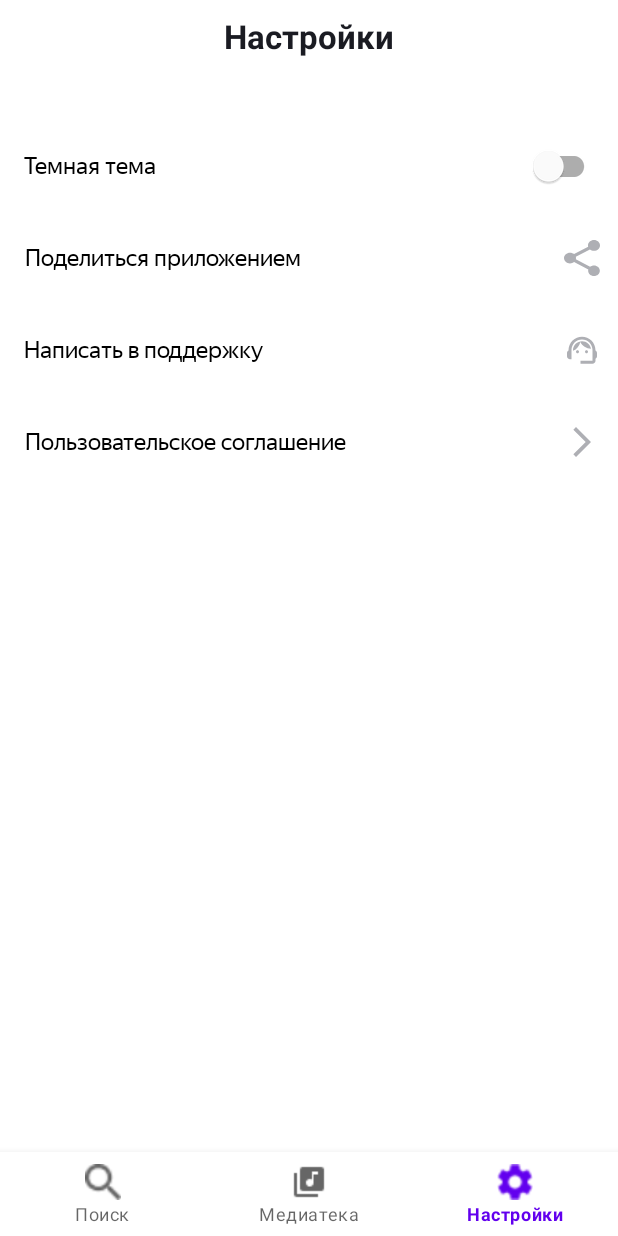
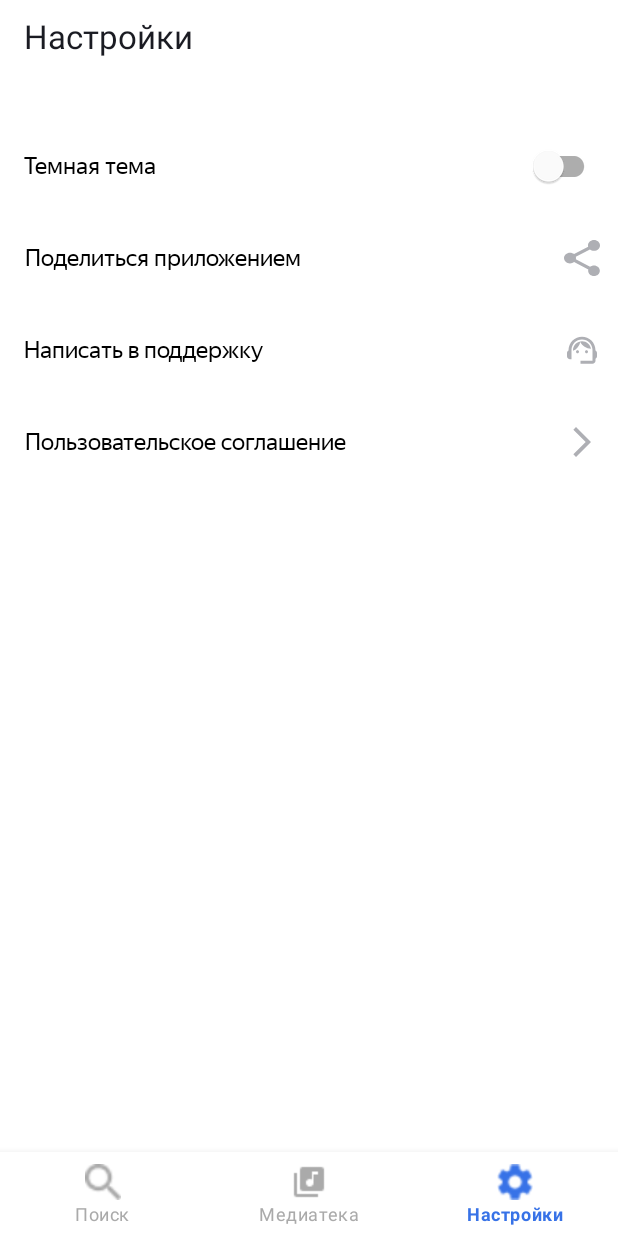
Before and after one commit to Vladi1989/Playlist_Maker_03042024, an Android app: the screen it shows after launch (MainActivity), item 3 of the bottom bar chosen, on a phone screen of 412 x 824 dp. Run offline under Robolectric (Android 15) with nearby library versions, the phone set to English and light mode, and no system bars.

Commit message:
Finished sprint 19

```diff
--- a/app/src/main/java/com/spase_y/playlistmaker05022024/main/ui/MainActivity.kt
+++ b/app/src/main/java/com/spase_y/playlistmaker05022024/main/ui/MainActivity.kt
@@ -9,51 +9,62 @@ import com.spase_y.playlistmaker05022024.search.ui.presentation.SearchFragment
 import com.spase_y.playlistmaker05022024.settings.ui.presentation.SettingsFragment
 
 class MainActivity : AppCompatActivity() {
+
+    private lateinit var bottomNavigationView: BottomNavigationView
+
     override fun onCreate(savedInstanceState: Bundle?) {
         super.onCreate(savedInstanceState)
         setContentView(R.layout.activity_main)
 
-//        val settings = findViewById<TextView>(R.id.setting)
-//        settings.setOnClickListener {
-//            startActivity(Intent(this, SettingsActivity::class.java))
-//        }
-//        val mediateka = findViewById<TextView>(R.id.mediateka)
-//        mediateka.setOnClickListener {
-//            startActivity(Intent(this, LibraryActivity::class.java))
-//        }
-//        val find = findViewById<TextView>(R.id.find)
-//        find.setOnClickListener {
-//            startActivity(Intent(this, SearchActivity::class.java))
-//        }
-        supportFragmentManager.beginTransaction().replace(R.id.fragmentContainerView,
-            MediatekaFragment()
-        ).commit()
-        val bottom_navigation = findViewById<BottomNavigationView>(R.id.bottom_navigation)
-        bottom_navigation.setOnNavigationItemSelectedListener {
-            item ->
-            when (item.itemId){
+        bottomNavigationView = findViewById(R.id.bottom_navigation)
+
+        if (savedInstanceState == null) {
+            supportFragmentManager.beginTransaction().replace(
+                R.id.fragmentContainerView,
+                MediatekaFragment()
+            ).commit()
+            bottomNavigationView.selectedItemId = R.id.mediateka_fragment
+        } else {
+            val selectedItemId = savedInstanceState.getInt("selectedItemId", R.id.mediateka_fragment)
+            bottomNavigationView.selectedItemId = selectedItemId
+        }
+
+        bottomNavigationView.setOnNavigationItemSelectedListener { item ->
+            when (item.itemId) {
                 R.id.search_fragment -> {
-                    supportFragmentManager.beginTransaction().replace(R.id.fragmentContainerView,
+                    supportFragmentManager.beginTransaction().replace(
+                        R.id.fragmentContainerView,
                         SearchFragment()
                     ).commit()
                     true
                 }
                 R.id.settings_fragment -> {
-                    supportFragmentManager.beginTransaction().replace(R.id.fragmentContainerView,
+                    supportFragmentManager.beginTransaction().replace(
+                        R.id.fragmentContainerView,
                         SettingsFragment()
                     ).commit()
-                true
+                    true
                 }
                 R.id.mediateka_fragment -> {
-                    supportFragmentManager.beginTransaction().replace(R.id.fragmentContainerView,
+                    supportFragmentManager.beginTransaction().replace(
+                        R.id.fragmentContainerView,
                         MediatekaFragment()
                     ).commit()
                     true
                 }
-                else -> {
-                    false
-                }
+                else -> false
             }
         }
     }
+
+    override fun onSaveInstanceState(outState: Bundle) {
+        super.onSaveInstanceState(outState)
+        outState.putInt("selectedItemId", bottomNavigationView.selectedItemId)
+    }
+
+    override fun onRestoreInstanceState(savedInstanceState: Bundle) {
+        super.onRestoreInstanceState(savedInstanceState)
+        val selectedItemId = savedInstanceState.getInt("selectedItemId", R.id.mediateka_fragment)
+        bottomNavigationView.selectedItemId = selectedItemId
+    }
 }
--- a/app/src/main/java/com/spase_y/playlistmaker05022024/search/ui/presentation/SearchFragment.kt
+++ b/app/src/main/java/com/spase_y/playlistmaker05022024/search/ui/presentation/SearchFragment.kt
@@ -115,6 +115,7 @@ class SearchFragment : Fragment() {
             editText.setText("")
             val inputMethodManager = requireContext().getSystemService(Context.INPUT_METHOD_SERVICE) as InputMethodManager
             inputMethodManager.hideSoftInputFromWindow(editText.windowToken, 0)
+            clHistory.visibility = View.GONE
         }
 
         editText.requestFocus()
@@ -219,6 +220,7 @@ class SearchFragment : Fragment() {
         progressBar.visibility = View.GONE
         noInternet.visibility = View.GONE
         clNotFound.visibility = View.VISIBLE
+
         searchTrackAdapter.listTracks = arrayListOf()
         searchTrackAdapter.notifyDataSetChanged()
     }
--- /dev/null
+++ b/app/src/main/res/drawable/bottom_nav_colors.xml
@@ -0,0 +1,9 @@
+<?xml version="1.0" encoding="utf-8"?>
+<selector xmlns:android="http://schemas.android.com/apk/res/android">
+    <item
+        android:color="@color/colorPrimary"
+        android:state_checked="true" />
+    <item
+        android:color="@android:color/darker_gray"
+        android:state_checked="false" />
+</selector>
--- a/app/src/main/res/layout/activity_main.xml
+++ b/app/src/main/res/layout/activity_main.xml
@@ -7,58 +7,6 @@
     style="@style/main_cl_style2"
     tools:context=".main.ui.MainActivity">
 
-<!--    <TextView-->
-<!--        android:layout_width="wrap_content"-->
-<!--        android:layout_height="wrap_content"-->
-<!--        android:layout_marginTop="@dimen/playlist_maker_margin"-->
-<!--        android:layout_marginStart="@dimen/playlist_maker_margin"-->
-<!--        android:text="@string/playlist_maker"-->
-<!--        android:textColor="@color/white"-->
-<!--        android:textSize="@dimen/playlist_maker_size"-->
-<!--        app:layout_constraintStart_toStartOf="parent"-->
-<!--        app:layout_constraintTop_toTopOf="parent" />-->
-<!--    -->
-<!--    <LinearLayout-->
-<!--        android:layout_width="match_parent"-->
-<!--        android:layout_height="match_parent"-->
-<!--        android:orientation="vertical"-->
-<!--        android:layout_marginTop="@dimen/buttons_margin_top"-->
-<!--        android:layout_marginStart="@dimen/buttons_margin"-->
-<!--        android:layout_marginEnd="@dimen/buttons_margin">-->
-
-<!--     <androidx.cardview.widget.CardView-->
-
-<!--         style="@style/card_view_style">-->
-
-<!--         <TextView style="@style/card_text_view_style"-->
-<!--             android:id="@+id/find"-->
-<!--             android:text="@string/find"-->
-<!--             android:drawableStart="@drawable/find"/>-->
-
-
-<!--     </androidx.cardview.widget.CardView>-->
-
-<!--        <androidx.cardview.widget.CardView-->
-<!--            style="@style/card_view_style">-->
-
-<!--            <TextView style="@style/card_text_view_style"-->
-<!--                android:id="@+id/mediateka"-->
-<!--                android:drawableStart="@drawable/mediateka"-->
-<!--                android:text="@string/mediateka"/>-->
-
-<!--        </androidx.cardview.widget.CardView>-->
-
-<!--        <androidx.cardview.widget.CardView-->
-<!--            style="@style/card_view_style">-->
-
-<!--            <TextView style="@style/card_text_view_style"-->
-<!--                android:id="@+id/setting"-->
-<!--                android:text="@string/settings"-->
-<!--                android:drawableStart="@drawable/settings"/>-->
-
-<!--        </androidx.cardview.widget.CardView>-->
-
-<!--    </LinearLayout>-->
 
     <androidx.fragment.app.FragmentContainerView
         android:id="@+id/fragmentContainerView"
@@ -70,6 +18,10 @@
         android:id="@+id/bottom_navigation"
         android:layout_width="match_parent"
         android:layout_height="56dp"
+        app:itemIconTint="@drawable/bottom_nav_colors"
+        app:itemTextColor="@drawable/bottom_nav_colors"
+
+
         app:layout_constraintBottom_toBottomOf="parent"
         app:menu="@menu/bottom_navigation_menu"/>
 
--- a/app/src/main/res/layout/fragment_mediateka.xml
+++ b/app/src/main/res/layout/fragment_mediateka.xml
@@ -20,13 +20,13 @@
         <TextView
             android:id="@+id/textView"
             style="@style/settings_tv_style"
+            android:text="Медиатека"
             android:layout_width="wrap_content"
             android:layout_height="48dp"
             android:layout_marginStart="@dimen/buttons_margin"
             android:gravity="center"
-            android:text="Медиатека"
             android:textSize="@dimen/playlist_maker_size"
-            android:textStyle="bold" />
+             />
 
 
     </androidx.appcompat.widget.Toolbar>
--- a/app/src/main/res/layout/fragment_settings.xml
+++ b/app/src/main/res/layout/fragment_settings.xml
@@ -14,8 +14,7 @@
         android:gravity="center"
         android:text="@string/settings"
         android:textSize="@dimen/playlist_maker_size"
-        android:textStyle="bold"
-        app:layout_constraintEnd_toEndOf="parent"
+        android:layout_marginStart="16dp"
         app:layout_constraintStart_toStartOf="parent"
         app:layout_constraintTop_toTopOf="parent" />
 
--- a/app/src/main/res/menu/bottom_navigation_menu.xml
+++ b/app/src/main/res/menu/bottom_navigation_menu.xml
@@ -9,4 +9,5 @@
     <item android:id="@+id/settings_fragment"
         android:icon="@drawable/settings_vector"
         android:title="Настройки" />
+
 </menu>
--- a/app/src/main/res/values/colors.xml
+++ b/app/src/main/res/values/colors.xml
@@ -12,4 +12,6 @@
     <color name="invisible">#00FFFFFF</color>
     <color name="gray">#E6E8EB</color>
     <color name="gray2">#AEAFB4</color>
+    <color name="colorPrimary">#3772E7</color> <!-- Синий цвет -->
+    <color name="colorGray">#808080</color> <!-- Серый цвет -->
 </resources>
--- a/app/src/main/res/values/strings.xml
+++ b/app/src/main/res/values/strings.xml
@@ -14,6 +14,7 @@
     <string name="my_app_share_text">Спасибо разработчикам и разработчицам за крутое приложение!</string>
     <string name="practicun_offer">https://yandex.ru/legal/practicum_offer/</string>
     <string name="not_found">Вы не создали\nни одного плейлиста</string>
+    <string name="not_found3">Ничего не нашлось</string>
     <string name="not_found2">Ваша медиатека пуста</string>
     <string name="problems_with_connection">Проблемы со связью</string>
     <string name="on_failure">Загрузка не удалась. Проверьте подключение к интернету</string>
```
Also changed, not shown: app/src/main/res/layout/fragment_search.xml (+4 -4 lines).
